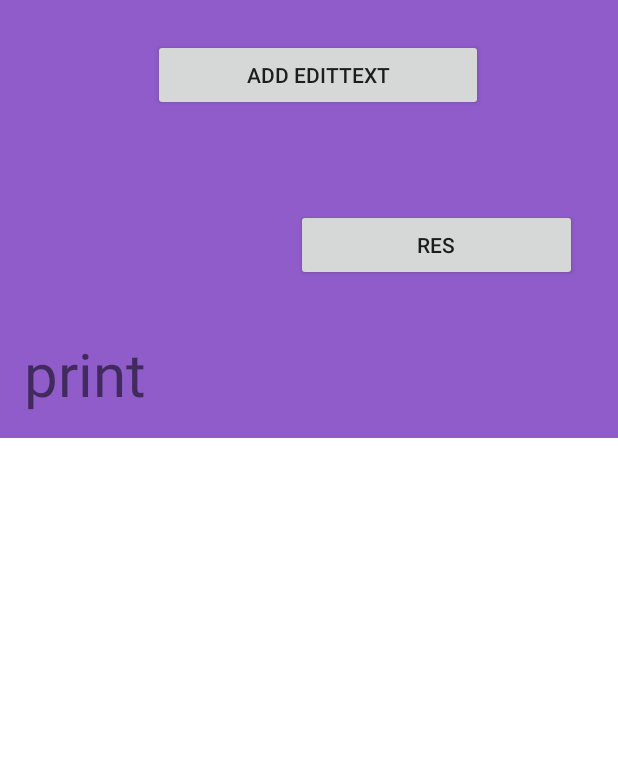
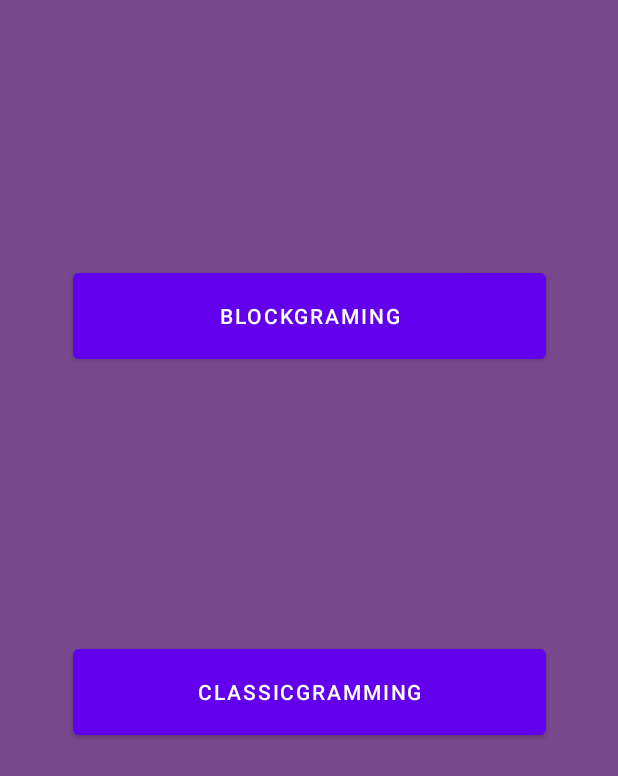
Before and after one commit to Necusic/BlockGraming19, an Android app: the screen it shows after launch (MainActivity before the commit, Couse after it), on a phone screen of 412 x 824 dp. Shown: the top 776 px of the screen. Run offline under Robolectric (Android 15) with nearby library versions, the phone set to English and light mode, and no system bars.

Commit message:
добавил выбор
Теперь есть возможность выбора между block and classic

```diff
--- a/app/build.gradle
+++ b/app/build.gradle
@@ -40,6 +40,7 @@ dependencies {
     implementation 'androidx.appcompat:appcompat:1.4.1'
     implementation 'com.google.android.material:material:1.5.0'
     implementation 'androidx.constraintlayout:constraintlayout:2.1.3'
+    implementation 'androidx.gridlayout:gridlayout:1.0.0'
     testImplementation 'junit:junit:4.13.2'
     androidTestImplementation 'androidx.test.ext:junit:1.1.3'
     androidTestImplementation 'androidx.test.espresso:espresso-core:3.4.0'
--- a/app/src/main/java/com/example/blockgraming19/SecondActivity.kt
+++ b/app/src/main/java/com/example/blockgraming19/Classic.kt
@@ -3,9 +3,9 @@ package com.example.blockgraming19
 import androidx.appcompat.app.AppCompatActivity
 import android.os.Bundle
 
-class SecondActivity : AppCompatActivity() {
+class Classic : AppCompatActivity() {
     override fun onCreate(savedInstanceState: Bundle?) {
         super.onCreate(savedInstanceState)
-        setContentView(R.layout.activity_second)
+        setContentView(R.layout.classicgraming)
     }
 }
--- a/app/src/main/java/com/example/blockgraming19/ConditionalExpression.kt
+++ b/app/src/main/java/com/example/blockgraming19/ConditionalExpression.kt
@@ -1,5 +1,4 @@
 package com.example.blockgraming19
-
 
 import com.example.blockgraming19.NumberValue
 
--- /dev/null
+++ b/app/src/main/java/com/example/blockgraming19/Couse.kt
@@ -0,0 +1,28 @@
+package com.example.blockgraming19
+
+import android.content.Intent
+import androidx.appcompat.app.AppCompatActivity
+import android.os.Bundle
+import android.view.View
+import android.widget.Button
+import android.widget.EditText
+import android.widget.Toast
+
+class Couse : AppCompatActivity() {
+    override fun onCreate(savedInstanceState: Bundle?) {
+        super.onCreate(savedInstanceState)
+        setContentView(R.layout.activity_couse)
+        //присвоили кнопку к кнопке на леяуте
+        val btn = findViewById<View>(R.id.BlockGramming) as Button
+        val btn1 = findViewById<View>(R.id.classic) as Button
+        //повесили на него листенера
+        btn.setOnClickListener { //переходим с первой на вторую активность
+            val intent = Intent(this@Couse, MainActivity::class.java)
+            startActivity(intent)
+        }
+        btn1.setOnClickListener { //переходим с первой на вторую активность
+            val intent = Intent(this@Couse, Classic::class.java)
+            startActivity(intent)
+        }
+    }
+}
--- a/app/src/main/java/com/example/blockgraming19/MainActivity.kt
+++ b/app/src/main/java/com/example/blockgraming19/MainActivity.kt
@@ -26,6 +26,7 @@ internal class MainActivity : Activity() {
         allEds = ArrayList()
 
 
+
         val linear = findViewById<View>(R.id.linear) as LinearLayout
         addButton.setOnClickListener {
 
@@ -50,9 +51,6 @@ internal class MainActivity : Activity() {
             val items = arrayOfNulls<String>((allEds as ArrayList<View>).size)
             for (i in (allEds as ArrayList<View>).indices) {
                 items[i] = ((allEds as ArrayList<View>).get(i).findViewById<View>(R.id.input) as EditText).text.toString() + ((allEds as ArrayList<View>).get(i).findViewById<View>(R.id.input1) as EditText).text.toString()
-
-
-
                 Log.e(items.toString(), items.toString(), )
                 val print = findViewById<View>(R.id.tex) as TextView
                 print.setText("")
--- /dev/null
+++ b/app/src/main/res/layout/activity_couse.xml
@@ -0,0 +1,35 @@
+<?xml version="1.0" encoding="utf-8"?>
+<androidx.constraintlayout.widget.ConstraintLayout xmlns:android="http://schemas.android.com/apk/res/android"
+    xmlns:app="http://schemas.android.com/apk/res-auto"
+    xmlns:tools="http://schemas.android.com/tools"
+    android:layout_width="match_parent"
+    android:layout_height="match_parent"
+    android:background="#78488C"
+    tools:context=".Couse">
+
+    <Button
+        android:id="@+id/BlockGramming"
+        android:layout_width="315dp"
+        android:layout_height="69dp"
+        android:layout_marginStart="158dp"
+        android:layout_marginTop="176dp"
+        android:layout_marginEnd="159dp"
+        android:text="BlockGraming"
+        app:layout_constraintEnd_toEndOf="parent"
+        app:layout_constraintHorizontal_bias="0.497"
+        app:layout_constraintStart_toStartOf="parent"
+        app:layout_constraintTop_toTopOf="parent" />
+
+    <Button
+        android:id="@+id/classic"
+        android:layout_width="315dp"
+        android:layout_height="69dp"
+        android:layout_marginStart="144dp"
+        android:layout_marginEnd="173dp"
+        android:layout_marginBottom="328dp"
+        android:text="ClassicGramming"
+        app:layout_constraintBottom_toBottomOf="parent"
+        app:layout_constraintEnd_toEndOf="parent"
+        app:layout_constraintHorizontal_bias="0.434"
+        app:layout_constraintStart_toStartOf="parent" />
+</androidx.constraintlayout.widget.ConstraintLayout>
```
Also changed, not shown: app/src/main/AndroidManifest.xml (+14 -2 lines), app/src/main/res/layout/activity_main.xml (+9 -5 lines), app/src/main/res/layout/activity_second.xml (deleted, +0 -9 lines), app/src/main/res/layout/classicgraming.xml (added, +34 -0 lines).
